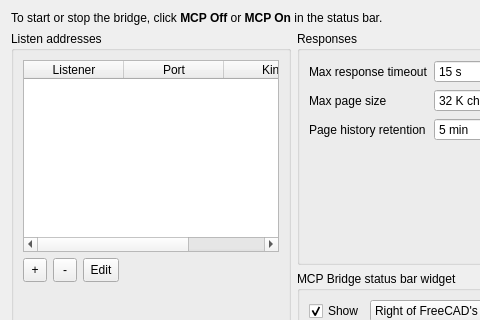
Above: freecad/mcp_bridge/Resources/Ui/preferences.ui from CREATeNG/freecad-mcp-bridge before the change; both pictures show x 0 to 480 and y 0 to 320 of the 607 by 767 pixel window. Below: the same form after it.
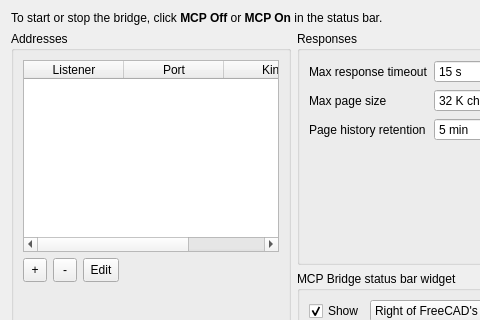
That is the form after the change. Custom widgets are drawn as their Qt base class.

Commit message:
The list's title: "Addresses", not "Listen addresses"
Chris agreed the title at 20:58:30 and asked for it now at 21:02:17.
The Preferences label, the Add dialog's title, the messages that say
where to look (the no-address refusal, NO_TLS_MESSAGE, the set-up
dialog, the duplicate-row refusal, the page's pending-change note, the
listen-error hints), the extension's port description, and README,
USER_GUIDE, SECURITY, DEVELOPMENT, TESTING and the design now name the
list "Addresses". Generic uses, an address the bridge listens on, stay
as they were. The stored keys are unchanged.

Refs #57

```diff
--- a/freecad/mcp_bridge/Resources/Ui/preferences.ui
+++ b/freecad/mcp_bridge/Resources/Ui/preferences.ui
@@ -27,7 +27,7 @@
      <item>
       <widget class="QGroupBox" name="listenGroup">
        <property name="title">
-        <string>Listen addresses</string>
+        <string>Addresses</string>
        </property>
        <layout class="QVBoxLayout" name="listenLayout">
         <item>
```
The commit also changes 15 other files.
